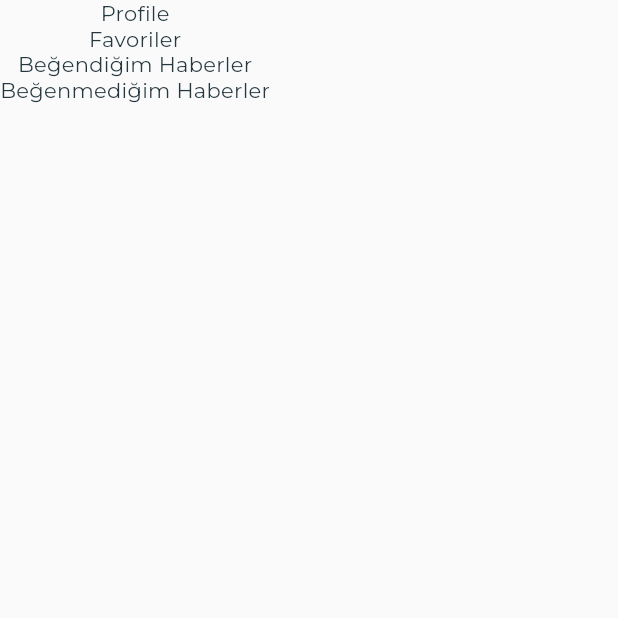
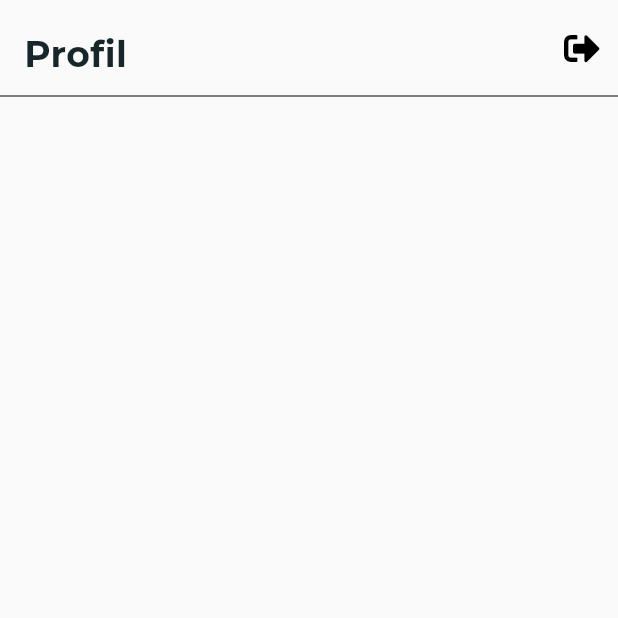
Before and after one commit to safademirel07/haberApp, a Flutter app: the Profile screen opened by its route, on a phone screen of 412 x 824 dp, the top half of it. Run offline on Flutter 3.47's test engine with Material 2 defaults, Android fonts, the phone set to English and light mode, and no system bars; our stand-ins replace cached_network_image, carousel_slider, firebase_analytics, firebase_auth, flutter_form_builder, font_awesome_flutter and 4 more; accounts and stored records are empty; network calls fail.

```diff
--- a/haber/lib/widgets/news/careousel_slider.dart
+++ b/haber/lib/widgets/news/careousel_slider.dart
@@ -143,7 +143,7 @@ class _CareouselSliderState extends State<CareouselSlider> {
                             child: Stack(
                               children: <Widget>[
                                 Hero(
-                                  tag: item.image,
+                                  tag: "slider_" + item.image,
                                   child: CachedNetworkImage(
                                     placeholder: (context, url) => Container(
                                       child: Center(
--- a/haber/lib/widgets/news/category_list.dart
+++ b/haber/lib/widgets/news/category_list.dart
@@ -66,7 +66,6 @@ class _CategoryListState extends State<CategoryList>
 
   @override
   Widget build(BuildContext context) {
-
     return Column(
       children: <Widget>[
         _getTabBar(),
--- a/haber/lib/widgets/news/news_detail.dart
+++ b/haber/lib/widgets/news/news_detail.dart
@@ -57,7 +57,7 @@ class _NewsDetailState extends State<NewsDetail> {
                 ClipRRect(
                   borderRadius: BorderRadius.circular(4),
                   child: Hero(
-                    tag: news.image,
+                    tag: (isSlider ? "slider_" : "list_") + news.image,
                     child: CachedNetworkImage(
                       errorWidget: (context, url, error) => Container(
                           padding: EdgeInsets.all(4.0),
--- a/haber/lib/widgets/news/news_list_element.dart
+++ b/haber/lib/widgets/news/news_list_element.dart
@@ -38,7 +38,7 @@ class _NewsListElementState extends State<NewsListElement> {
               flex: 40,
               child: Material(
                 child: Hero(
-                  tag: widget.news.image,
+                  tag: "list_" + widget.news.image,
                   child: CachedNetworkImage(
                     errorWidget: (context, url, error) => Container(
                         child: Padding(
--- a/haber/lib/widgets/user/profile.dart
+++ b/haber/lib/widgets/user/profile.dart
@@ -1,4 +1,10 @@
 import 'package:flutter/material.dart';
+import 'package:haber/models/News.dart';
+import 'package:haber/providers/news_provider.dart';
+import 'package:haber/widgets/news/news_list_element.dart';
+import 'package:haber/widgets/news/news_slider.dart';
+import 'package:haber/widgets/user/profile_header.dart';
+import 'package:provider/provider.dart';
 
 class Profile extends StatefulWidget {
   @override
@@ -8,19 +14,25 @@ class Profile extends StatefulWidget {
 class _ProfileState extends State<Profile> {
   @override
   Widget build(BuildContext context) {
+    List<News> news =
+        Provider.of<NewsProvider>(context, listen: true).anyListNews()
+            ? Provider.of<NewsProvider>(context, listen: true).getListNews()
+            : List<News>();
+
     return SafeArea(
       child: Scaffold(
-        body: Container(
-          child: Column(
-            children: <Widget>[
-              Text("Profile"),
-              Text("Favoriler"),
-              Text("Beğendiğim Haberler"),
-              Text("Beğenmediğim Haberler"),
-            ],
+          body: CustomScrollView(
+        slivers: <Widget>[
+          SliverPersistentHeader(
+            pinned: false,
+            floating: false,
+            delegate: ProfileHeader(
+              minExtent: 255.0,
+              maxExtent: 255.0,
+            ),
           ),
-        ),
-      ),
+        ],
+      )),
     );
   }
 }
```
Also changed, not shown: haber/lib/widgets/user/profile_header.dart (added, +93 -0 lines).
